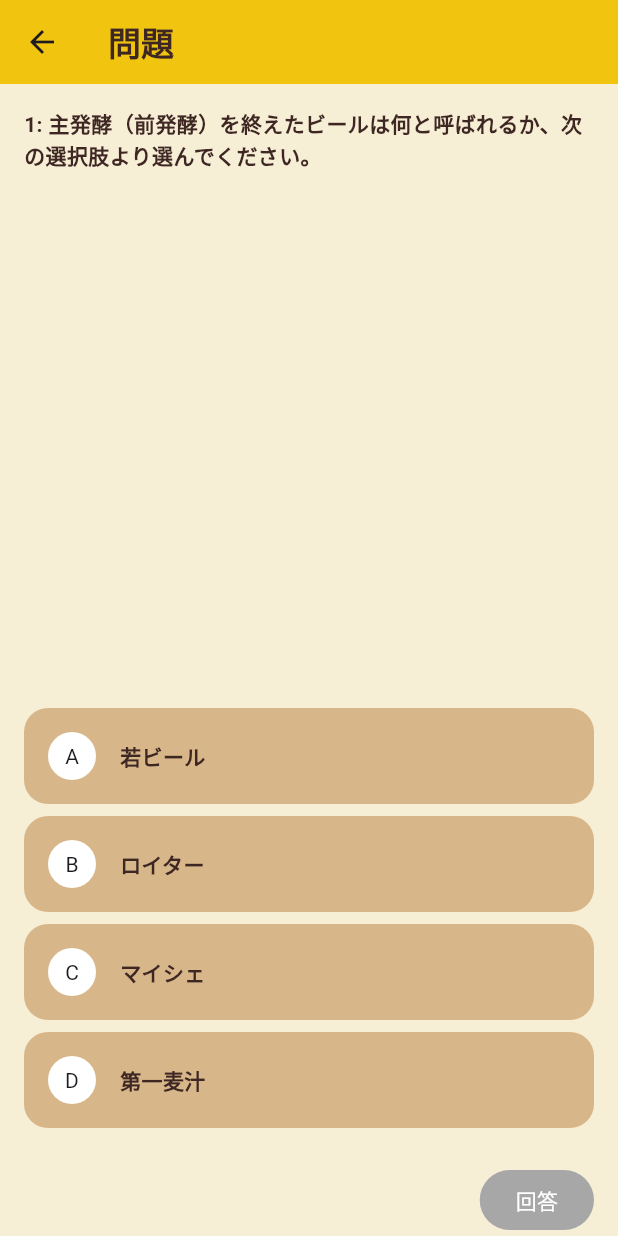
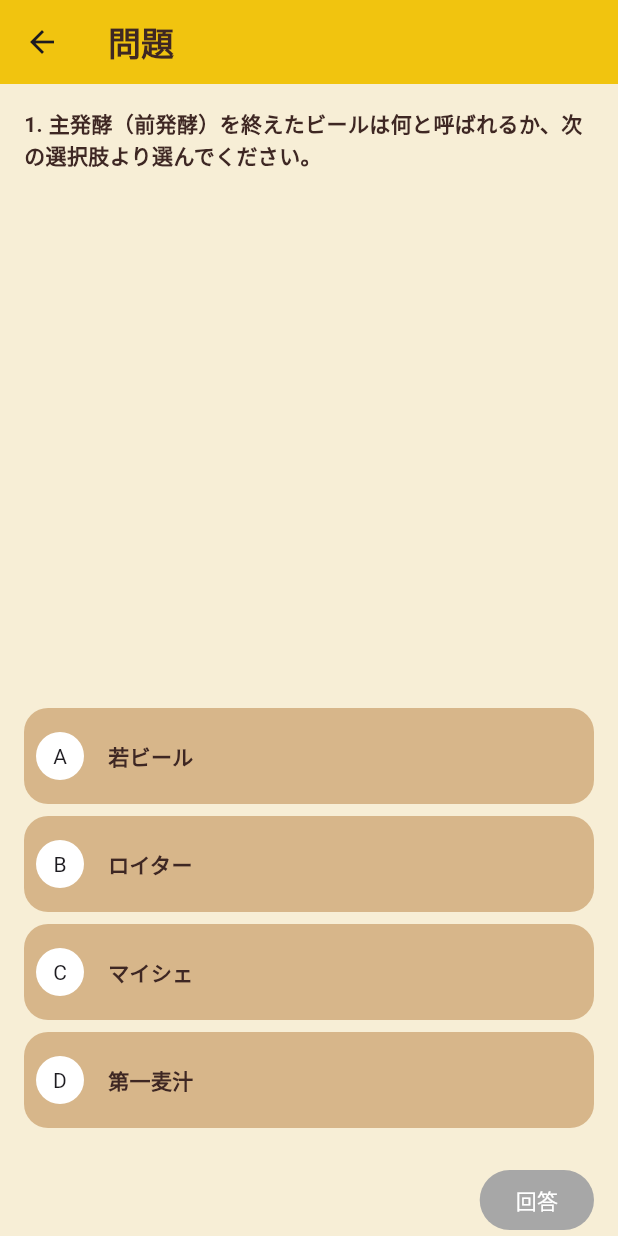
Before and after one commit to ryomar-kappa/hop, a Flutter app: the QuizLoadingView screen opened directly, on a phone screen of 412 x 824 dp. Run offline on Flutter 3.47's test engine with Material 3 defaults, Android fonts, the phone set to English and light mode, and no system bars.

Commit message:
overflowed 対応

```diff
--- a/lib/screen/quiz_page/quiz_page.dart
+++ b/lib/screen/quiz_page/quiz_page.dart
@@ -151,7 +151,7 @@ class QuizPage extends State<QuizPageView> {
                 child: Align(
                   alignment: Alignment.centerLeft,
                   child: QuestionArea(
-                      question: '$currentQuizCount: ${currentQuiz.question}'),
+                      question: '$currentQuizCount. ${currentQuiz.question}'),
                 ),
               ),
               Column(
@@ -240,7 +240,7 @@ class ChoiceArea extends StatelessWidget {
       onTap: () => onTap(),
       // FIXME: component 化検討.
       child: Container(
-        height: 64,
+        constraints: const BoxConstraints(minHeight: 64),
         decoration: BoxDecoration(
             color: isSelected
                 ? AppColor.correctAnswerColor
@@ -249,7 +249,7 @@ class ChoiceArea extends StatelessWidget {
         child: Row(
           children: [
             Padding(
-              padding: const EdgeInsets.symmetric(horizontal: 16),
+              padding: const EdgeInsets.symmetric(horizontal: 8),
               child: Container(
                 width: 32,
                 height: 32,
@@ -260,14 +260,15 @@ class ChoiceArea extends StatelessWidget {
                 child: Center(child: Text(prefix)),
               ),
             ),
-            Padding(
-              padding: const EdgeInsets.symmetric(vertical: 8),
+            Flexible(
+                child: Padding(
+              padding: const EdgeInsets.symmetric(vertical: 8, horizontal: 8),
               child: Text(
                 choice.value,
                 style: const TextStyle(
                     color: AppColor.quizText, fontWeight: FontWeight.bold),
               ),
-            )
+            ))
           ],
         ),
       ),
```
